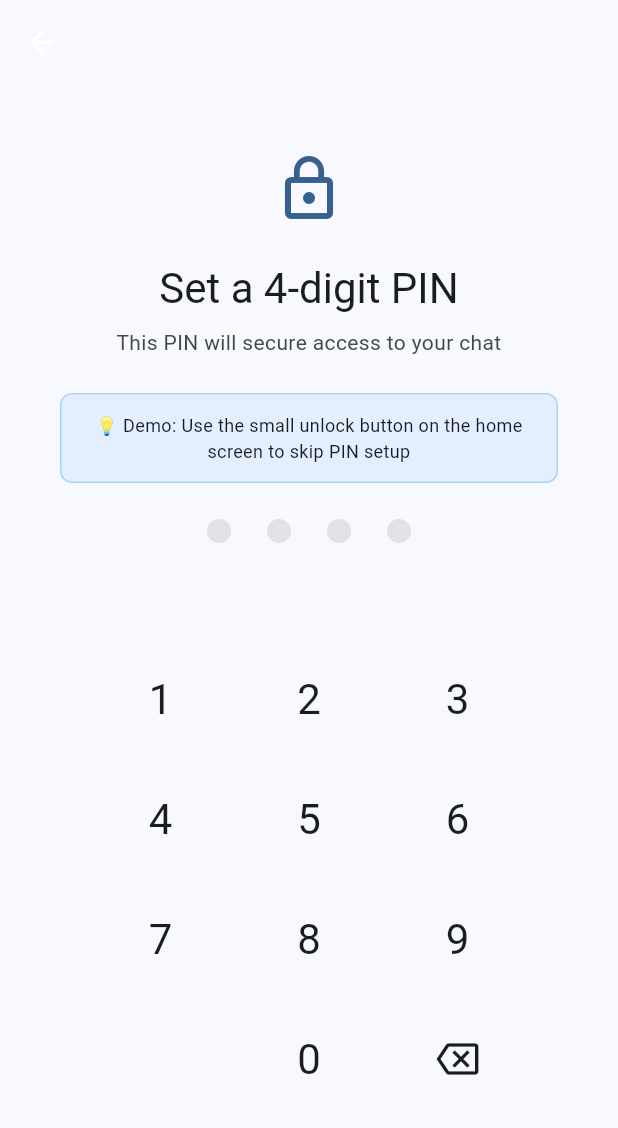
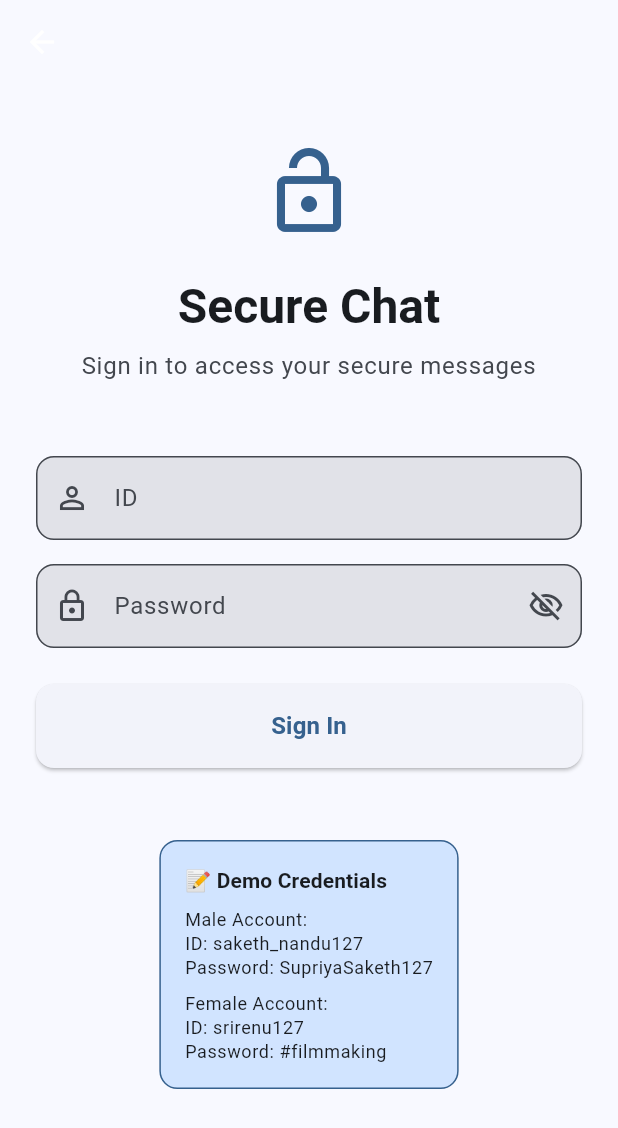
Before and after one commit to saketh-nandu/compass, a Flutter app: the UnlockScreen screen opened by its route, on a phone screen of 412 x 824 dp. Shown: the top 1128 px of the screen. Run offline on Flutter 3.47's test engine with Material 3 defaults, Android fonts, the phone set to English and light mode, and no system bars; our stand-ins replace cached_network_image, file_picker, firebase_core, firebase_messaging, flutter_compass, flutter_local_notifications and 6 more; accounts and stored records are empty.

Commit message:
Replace PIN screen with login page: Remove 4-digit PIN, show ID and password login only

```diff
--- a/lib/screens/unlock_screen.dart
+++ b/lib/screens/unlock_screen.dart
@@ -1,5 +1,4 @@
 import 'package:flutter/material.dart';
-import 'package:flutter/services.dart';
 import 'package:go_router/go_router.dart';
 import '../services/auth_service.dart';
 
@@ -11,135 +10,54 @@ class UnlockScreen extends StatefulWidget {
 }
 
 class _UnlockScreenState extends State<UnlockScreen> {
-  String _pin = '';
-  bool _isSettingUp = false;
-  String _setupPin = '';
+  final _idController = TextEditingController();
+  final _passwordController = TextEditingController();
   bool _isLoading = false;
-  bool _showAuthOptions = false;
+  bool _obscurePassword = true;
 
   @override
-  void initState() {
-    super.initState();
-    _checkPinSetup();
+  void dispose() {
+    _idController.dispose();
+    _passwordController.dispose();
+    super.dispose();
   }
 
-  Future<void> _checkPinSetup() async {
+  Future<void> _handleLogin() async {
+    final id = _idController.text.trim();
+    final password = _passwordController.text.trim();
+
+    if (id.isEmpty || password.isEmpty) {
+      _showSnackBar('Please enter both ID and password');
+      return;
+    }
+
     setState(() => _isLoading = true);
 
     try {
-      final isPinSetup = await AuthService.instance.isPinSetup();
-      final isAuthenticated = AuthService.instance.isAuthenticated;
+      final result = await AuthService.instance.signInWithEmail(
+        email: id,
+        password: password,
+      );
 
-      setState(() {
-        _isSettingUp = !isPinSetup;
-        _showAuthOptions = !isAuthenticated;
-        _isLoading = false;
-      });
-    } catch (e) {
-      debugPrint('Check PIN setup error: $e');
-      setState(() {
-        _isSettingUp = true;
-        _isLoading = false;
-      });
-    }
-  }
-
-  void _onKeyPress(String key) {
-    if (_pin.length < 4) {
-      setState(() {
-        _pin += key;
-      });
-
-      // Haptic feedback
-      HapticFeedback.lightImpact();
-
-      if (_pin.length == 4) {
-        _verifyPin();
-      }
-    }
-  }
-
-  void _onBackspace() {
-    if (_pin.isNotEmpty) {
-      setState(() {
-        _pin = _pin.substring(0, _pin.length - 1);
-      });
-      HapticFeedback.lightImpact();
-    }
-  }
-
-  Future<void> _verifyPin() async {
-    if (_isSettingUp) {
-      await _handlePinSetup();
-    } else {
-      await _handlePinVerification();
-    }
-  }
-
-  Future<void> _handlePinSetup() async {
-    if (_setupPin.isEmpty) {
-      setState(() {
-        _setupPin = _pin;
-        _pin = '';
-      });
-      _showSnackBar('Confirm your PIN');
-    } else {
-      if (_setupPin == _pin) {
-        try {
-          final success = await AuthService.instance.setupPin(_pin);
-          if (success) {
-            if (_showAuthOptions) {
-              _showAuthenticationDialog();
-            } else {
+      if (result.isSuccess) {
+        if (mounted) {
+          _showSnackBar('✓ Login successful!');
+          Future.delayed(const Duration(milliseconds: 500), () {
             if (mounted) {
               context.go('/chat');
             }
+          });
         }
       } else {
-            _showSnackBar('Failed to setup PIN');
-            _resetPinSetup();
+        _showSnackBar('Login failed: ${result.error}');
       }
     } catch (e) {
-          _showSnackBar('Error setting up PIN: $e');
-          _resetPinSetup();
-        }
-      } else {
-        _showSnackBar('PINs do not match. Try again.');
-        _resetPinSetup();
+      _showSnackBar('Login error: $e');
+    } finally {
+      if (mounted) {
+        setState(() => _isLoading = false);
       }
     }
-  }
-
-  Future<void> _handlePinVerification() async {
-    try {
-      final isValid = await AuthService.instance.verifyPin(_pin);
-      if (isValid) {
-        // Update last active time
-        await AuthService.instance.updateLastActiveTime();
-
-        if (_showAuthOptions) {
-          _showAuthenticationDialog();
-        } else {
-          if (mounted) {
-            context.go('/chat');
-          }
-        }
-      } else {
-        setState(() => _pin = '');
-        _showSnackBar('Incorrect PIN');
-        HapticFeedback.heavyImpact();
-      }
-    } catch (e) {
-      _showSnackBar('Error verifying PIN: $e');
-      setState(() => _pin = '');
-    }
-  }
-
-  void _resetPinSetup() {
-    setState(() {
-      _setupPin = '';
-      _pin = '';
-    });
   }
 
   void _showSnackBar(String message) {
@@ -150,138 +68,8 @@ class _UnlockScreenState extends State<UnlockScreen> {
     }
   }
 
-  void _showAuthenticationDialog() {
-    showDialog(
-      context: context,
-      barrierDismissible: false,
-      builder: (context) => AlertDialog(
-        title: const Text('Sign In Required'),
-        content: const Text(
-          'You need to sign in with your Chatsusa account to access the secure chat system.',
-        ),
-        actions: [
-          TextButton(
-            onPressed: () {
-              Navigator.pop(context);
-              context.go('/');
-            },
-            child: const Text('Cancel'),
-          ),
-          ElevatedButton(
-            onPressed: () {
-              Navigator.pop(context);
-              _showSignInDialog();
-            },
-            child: const Text('Sign In'),
-          ),
-        ],
-      ),
-    );
-  }
-
-  void _showSignInDialog() {
-    final emailController = TextEditingController();
-    final passwordController = TextEditingController();
-    bool isLoading = false;
-
-    showDialog(
-      context: context,
-      barrierDismissible: false,
-      builder: (context) => StatefulBuilder(
-        builder: (context, setDialogState) => AlertDialog(
-          title: const Text('Sign In to Chatsusa'),
-          content: Column(
-            mainAxisSize: MainAxisSize.min,
-            children: [
-              TextField(
-                controller: emailController,
-                decoration: const InputDecoration(
-                  labelText: 'Email',
-                  hintText: 'Enter your Chatsusa email',
-                ),
-                keyboardType: TextInputType.emailAddress,
-                enabled: !isLoading,
-              ),
-              const SizedBox(height: 16),
-              TextField(
-                controller: passwordController,
-                decoration: const InputDecoration(
-                  labelText: 'Password',
-                  hintText: 'Enter your password',
-                ),
-                obscureText: true,
-                enabled: !isLoading,
-              ),
-              if (isLoading) ...[
-                const SizedBox(height: 16),
-                const CircularProgressIndicator(),
-              ],
-            ],
-          ),
-          actions: [
-            TextButton(
-              onPressed: isLoading
-                  ? null
-                  : () {
-                      Navigator.pop(context);
-                      context.go('/');
-                    },
-              child: const Text('Cancel'),
-            ),
-            ElevatedButton(
-              onPressed: isLoading
-                  ? null
-                  : () async {
-                      final email = emailController.text.trim();
-                      final password = passwordController.text.trim();
-
-                      if (email.isEmpty || password.isEmpty) {
-                        _showSnackBar('Please enter both email and password');
-                        return;
-                      }
-
-                      setDialogState(() => isLoading = true);
-
-                      final navigator = Navigator.of(context);
-                      final router = GoRouter.of(context);
-
-                      try {
-                        final result =
-                            await AuthService.instance.signInWithEmail(
-                          email: email,
-                          password: password,
-                        );
-
-                        if (result.isSuccess) {
-                          navigator.pop();
-                          if (mounted) {
-                            router.go('/chat');
-                          }
-                        } else {
-                          _showSnackBar('Sign in failed: ${result.error}');
-                        }
-                      } catch (e) {
-                        _showSnackBar('Sign in error: $e');
-                      } finally {
-                        setDialogState(() => isLoading = false);
-                      }
-                    },
-              child: const Text('Sign In'),
-            ),
-          ],
-        ),
-      ),
-    );
-  }
-
   @override
   Widget build(BuildContext context) {
-    if (_isLoading) {
-      return const Scaffold(
-        body: Center(child: CircularProgressIndicator()),
-      );
-    }
-
     return Scaffold(
       backgroundColor: Theme.of(context).colorScheme.surface,
       appBar: AppBar(
@@ -293,161 +81,156 @@ class _UnlockScreenState extends State<UnlockScreen> {
         ),
       ),
       body: SafeArea(
+        child: SingleChildScrollView(
+          child: Padding(
+            padding: const EdgeInsets.symmetric(horizontal: 24),
             child: Column(
               mainAxisAlignment: MainAxisAlignment.center,
               children: [
+                const SizedBox(height: 40),
+
+                // Lock icon
                 Icon(
-              Icons.lock_outline,
-              size: 48,
+                  Icons.lock_open_outlined,
+                  size: 64,
                   color: Theme.of(context).colorScheme.primary,
                 ),
                 const SizedBox(height: 24),
+
+                // Title
                 Text(
-              _isSettingUp
-                  ? (_setupPin.isEmpty ? 'Set a 4-digit PIN' : 'Confirm PIN')
-                  : 'Enter PIN',
-              style: Theme.of(context).textTheme.headlineMedium,
+                  'Secure Chat',
+                  style: Theme.of(context).textTheme.headlineLarge?.copyWith(
+                        fontWeight: FontWeight.bold,
+                      ),
                 ),
                 const SizedBox(height: 8),
+
+                // Subtitle
                 Text(
-              _isSettingUp
-                  ? 'This PIN will secure access to your chat'
-                  : 'Enter your PIN to access secure chat',
-              style: Theme.of(context).textTheme.bodyMedium?.copyWith(
+                  'Sign in to access your secure messages',
+                  style: Theme.of(context).textTheme.bodyLarge?.copyWith(
                         color: Theme.of(context).colorScheme.onSurfaceVariant,
                       ),
                   textAlign: TextAlign.center,
                 ),
-            const SizedBox(height: 24),
+                const SizedBox(height: 48),
 
-            // Demo hint (remove in production)
-            Container(
-              margin: const EdgeInsets.symmetric(horizontal: 40),
-              padding: const EdgeInsets.all(12),
-              decoration: BoxDecoration(
-                color: Colors.blue.withValues(alpha: 0.1),
-                borderRadius: BorderRadius.circular(8),
-                border: Border.all(color: Colors.blue.withValues(alpha: 0.3)),
+                // ID input
+                TextField(
+                  controller: _idController,
+                  enabled: !_isLoading,
+                  decoration: InputDecoration(
+                    labelText: 'ID',
+                    hintText: 'Enter your username or email',
+                    prefixIcon: const Icon(Icons.person_outline),
+                    border: OutlineInputBorder(
+                      borderRadius: BorderRadius.circular(12),
                     ),
-              child: const Text(
-                '💡 Demo: Use the small unlock button on the home screen to skip PIN setup',
-                style: TextStyle(fontSize: 12),
-                textAlign: TextAlign.center,
+                    filled: true,
+                    fillColor:
+                        Theme.of(context).colorScheme.surfaceContainerHighest,
                   ),
+                  keyboardType: TextInputType.text,
+                ),
+                const SizedBox(height: 16),
+
+                // Password input
+                TextField(
+                  controller: _passwordController,
+                  enabled: !_isLoading,
+                  obscureText: _obscurePassword,
+                  decoration: InputDecoration(
+                    labelText: 'Password',
+                    hintText: 'Enter your password',
+                    prefixIcon: const Icon(Icons.lock_outline),
+                    suffixIcon: IconButton(
+                      icon: Icon(
+                        _obscurePassword
+                            ? Icons.visibility_off_outlined
+                            : Icons.visibility_outlined,
+                      ),
+                      onPressed: () {
+                        setState(() {
+                          _obscurePassword = !_obscurePassword;
+                        });
+                      },
+                    ),
+                    border: OutlineInputBorder(
+                      borderRadius: BorderRadius.circular(12),
+                    ),
+                    filled: true,
+                    fillColor:
+                        Theme.of(context).colorScheme.surfaceContainerHighest,
+                  ),
+                  onSubmitted: (_) => _handleLogin(),
                 ),
                 const SizedBox(height: 24),
 
-            // PIN dots
-            Row(
-              mainAxisAlignment: MainAxisAlignment.center,
-              children: List.generate(4, (index) {
-                return Container(
-                  margin: const EdgeInsets.symmetric(horizontal: 12),
-                  width: 16,
-                  height: 16,
-                  decoration: BoxDecoration(
-                    shape: BoxShape.circle,
-                    color: index < _pin.length
-                        ? Theme.of(context).colorScheme.primary
-                        : Theme.of(context).colorScheme.surfaceContainerHighest,
-                  ),
-                );
-              }),
-            ),
-            const SizedBox(height: 64),
-
-            // PIN pad
-            Padding(
-              padding: const EdgeInsets.symmetric(horizontal: 48),
-              child: Column(
-                children: [
-                  for (int i = 0; i < 3; i++)
-                    Row(
-                      mainAxisAlignment: MainAxisAlignment.spaceEvenly,
-                      children: [
-                        for (int j = 1; j <= 3; j++)
-                          _buildDialButton('${i * 3 + j}'),
-                      ],
-                    ),
-                  Row(
-                    mainAxisAlignment: MainAxisAlignment.spaceEvenly,
-                    children: [
-                      const SizedBox(width: 80, height: 80),
-                      _buildDialButton('0'),
+                // Login button
                 SizedBox(
-                        width: 80,
-                        height: 80,
-                        child: IconButton(
-                          onPressed: _onBackspace,
-                          icon: const Icon(Icons.backspace_outlined),
-                          iconSize: 28,
-                          color: Theme.of(context).colorScheme.onSurface,
+                  width: double.infinity,
+                  height: 56,
+                  child: ElevatedButton(
+                    onPressed: _isLoading ? null : _handleLogin,
+                    style: ElevatedButton.styleFrom(
+                      shape: RoundedRectangleBorder(
+                        borderRadius: BorderRadius.circular(12),
                       ),
                     ),
-                    ],
+                    child: _isLoading
+                        ? const SizedBox(
+                            height: 24,
+                            width: 24,
+                            child: CircularProgressIndicator(
+                              strokeWidth: 2,
+                            ),
+                          )
+                        : const Text(
+                            'Sign In',
+                            style: TextStyle(
+                              fontSize: 16,
+                              fontWeight: FontWeight.w600,
+                            ),
+                          ),
+                  ),
+                ),
+                const SizedBox(height: 48),
+
+                // Demo credentials hint
+                Container(
+                  padding: const EdgeInsets.all(16),
+                  decoration: BoxDecoration(
+                    color: Theme.of(context).colorScheme.primaryContainer,
+                    borderRadius: BorderRadius.circular(12),
+                    border: Border.all(
+                      color: Theme.of(context).colorScheme.primary,
+                      width: 1,
+                    ),
+                  ),
+                  child: Column(
+                    crossAxisAlignment: CrossAxisAlignment.start,
+                    children: [
+                      Text(
+                        '📝 Demo Credentials',
+                        style: Theme.of(context).textTheme.labelLarge?.copyWith(
+                              fontWeight: FontWeight.bold,
+                            ),
+                      ),
+                      const SizedBox(height: 8),
+                      Text(
+                        'Male Account:\nID: saketh_nandu127\nPassword: SupriyaSaketh127',
+                        style: Theme.of(context).textTheme.bodySmall,
+                      ),
+                      const SizedBox(height: 8),
+                      Text(
+                        'Female Account:\nID: srirenu127\nPassword: #filmmaking',
+                        style: Theme.of(context).textTheme.bodySmall,
                       ),
                     ],
                   ),
                 ),
-
-            const SizedBox(height: 32),
-
-            // Additional options
-            if (!_isSettingUp && !_showAuthOptions)
-              TextButton(
-                onPressed: () async {
-                  final confirmed = await showDialog<bool>(
-                    context: context,
-                    builder: (context) => AlertDialog(
-                      title: const Text('Reset PIN'),
-                      content: const Text(
-                        'Are you sure you want to reset your PIN? This will also clear your authentication.',
-                      ),
-                      actions: [
-                        TextButton(
-                          onPressed: () => Navigator.pop(context, false),
-                          child: const Text('Cancel'),
-                        ),
-                        TextButton(
-                          onPressed: () => Navigator.pop(context, true),
-                          child: const Text('Reset'),
-                        ),
               ],
-                    ),
-                  );
-
-                  if (confirmed == true) {
-                    await AuthService.instance.clearPin();
-                    await AuthService.instance.signOut();
-                    _checkPinSetup();
-                  }
-                },
-                child: const Text('Reset PIN'),
-              ),
-          ],
-        ),
-      ),
-    );
-  }
-
-  Widget _buildDialButton(String digit) {
-    return Container(
-      margin: const EdgeInsets.all(8),
-      width: 64,
-      height: 64,
-      child: Material(
-        color: Colors.transparent,
-        shape: const CircleBorder(),
-        clipBehavior: Clip.antiAlias,
-        child: InkWell(
-          onTap: () => _onKeyPress(digit),
-          child: Center(
-            child: Text(
-              digit,
-              style: Theme.of(context)
-                  .textTheme
-                  .headlineMedium
-                  ?.copyWith(fontWeight: FontWeight.w400),
             ),
           ),
         ),
```
Lines whose indentation alone changed are shown as unchanged.
